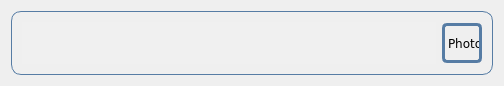
Above: VKMessenger/VKMessenger/usertextmessage.ui from petrenko-alex/vk-messenger before the change. Below: the same form after it.
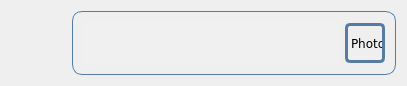
That is the form after the change.

Commit message: Модифицированы формы сообщений.

Diff of the .ui file:
```diff
--- a/VKMessenger/VKMessenger/usertextmessage.ui
+++ b/VKMessenger/VKMessenger/usertextmessage.ui
@@ -6,10 +6,28 @@
    <rect>
     <x>0</x>
     <y>0</y>
-    <width>504</width>
+    <width>407</width>
     <height>86</height>
    </rect>
   </property>
+  <property name="sizePolicy">
+   <sizepolicy hsizetype="Expanding" vsizetype="Expanding">
+    <horstretch>0</horstretch>
+    <verstretch>0</verstretch>
+   </sizepolicy>
+  </property>
+  <property name="minimumSize">
+   <size>
+    <width>407</width>
+    <height>86</height>
+   </size>
+  </property>
+  <property name="maximumSize">
+   <size>
+    <width>16777215</width>
+    <height>16777215</height>
+   </size>
+  </property>
   <property name="font">
    <font>
     <family>Verdana</family>
@@ -18,9 +36,18 @@
   <property name="windowTitle">
    <string>UserTextMessage</string>
   </property>
+  <property name="styleSheet">
+   <string notr="true">QTextEdit#message							{  border: 0px solid  white; border-radius: 10px;}</string>
+  </property>
   <layout class="QGridLayout" name="gridLayout">
-   <item row="0" column="0">
+   <item row="0" column="1">
     <widget class="QWidget" name="frame" native="true">
+     <property name="sizePolicy">
+      <sizepolicy hsizetype="Expanding" vsizetype="Expanding">
+       <horstretch>0</horstretch>
+       <verstretch>0</verstretch>
+      </sizepolicy>
+     </property>
      <property name="styleSheet">
       <string notr="true">QWidget#frame {
 	border: 1px solid #567CA4;
@@ -39,7 +66,7 @@
         <property name="maximumSize">
          <size>
           <width>16777215</width>
-          <height>50</height>
+          <height>16777215</height>
          </size>
         </property>
         <property name="palette">
@@ -79,11 +106,30 @@
           </disabled>
          </palette>
         </property>
+        <property name="font">
+         <font>
+          <family>Verdana</family>
+          <stylestrategy>PreferAntialias</stylestrategy>
+         </font>
+        </property>
         <property name="frameShape">
          <enum>QFrame::NoFrame</enum>
         </property>
         <property name="lineWidth">
-         <number>0</number>
+         <number>1</number>
+        </property>
+        <property name="undoRedoEnabled">
+         <bool>false</bool>
+        </property>
+        <property name="readOnly">
+         <bool>true</bool>
+        </property>
+        <property name="html">
+         <string>&lt;!DOCTYPE HTML PUBLIC &quot;-//W3C//DTD HTML 4.0//EN&quot; &quot;http://www.w3.org/TR/REC-html40/strict.dtd&quot;&gt;
+&lt;html&gt;&lt;head&gt;&lt;meta name=&quot;qrichtext&quot; content=&quot;1&quot; /&gt;&lt;style type=&quot;text/css&quot;&gt;
+p, li { white-space: pre-wrap; }
+&lt;/style&gt;&lt;/head&gt;&lt;body style=&quot; font-family:'Verdana'; font-size:8.25pt; font-weight:400; font-style:normal;&quot;&gt;
+&lt;p style=&quot;-qt-paragraph-type:empty; margin-top:0px; margin-bottom:0px; margin-left:0px; margin-right:0px; -qt-block-indent:0; text-indent:0px;&quot;&gt;&lt;br /&gt;&lt;/p&gt;&lt;/body&gt;&lt;/html&gt;</string>
         </property>
        </widget>
       </item>
@@ -116,6 +162,19 @@
      </layout>
     </widget>
    </item>
+   <item row="0" column="0">
+    <spacer name="horizontalSpacer">
+     <property name="orientation">
+      <enum>Qt::Horizontal</enum>
+     </property>
+     <property name="sizeHint" stdset="0">
+      <size>
+       <width>30</width>
+       <height>20</height>
+      </size>
+     </property>
+    </spacer>
+   </item>
   </layout>
  </widget>
  <layoutdefault spacing="6" margin="11"/>
```
The commit also changes 3 other files.
